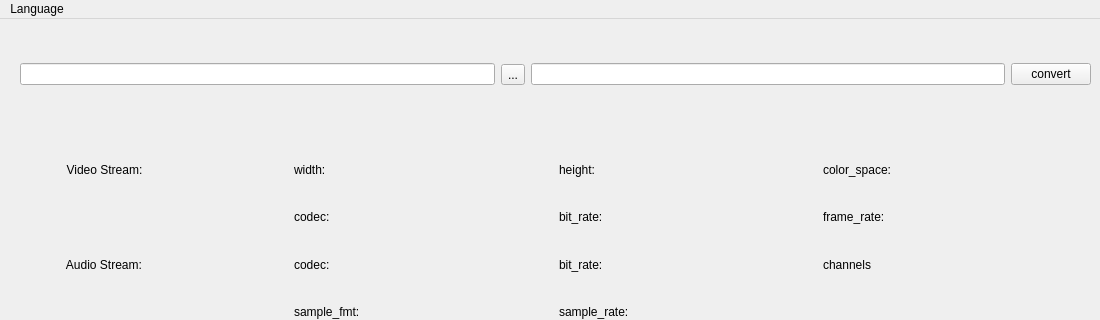
Qt form src/builder/src/open_converter.ui (JackLau1222/OpenConverter) before a commit; both pictures show x 0 to 1100 and y 0 to 320 of the 1100 by 600 pixel window.
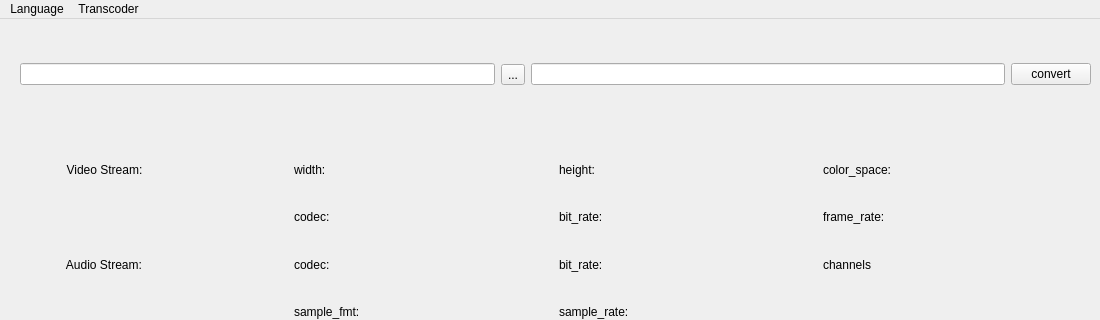
The same form after that commit.

Commit message:
feat: enable the ability to change the transcoder core while the program is running.
modify the default option

update the function name

remove qdebug function

update CMakeList.txt

The edit to the form file:
```diff
--- a/src/builder/src/open_converter.ui
+++ b/src/builder/src/open_converter.ui
@@ -359,7 +359,16 @@
     <addaction name="english"/>
     <addaction name="chinese"/>
    </widget>
+   <widget class="QMenu" name="menuTranscoder">
+    <property name="title">
+     <string>Transcoder</string>
+    </property>
+    <addaction name="FFMPEG"/>
+    <addaction name="FFTOOL"/>
+    <addaction name="BMF"/>
+   </widget>
    <addaction name="menuLanguage"/>
+   <addaction name="menuTranscoder"/>
   </widget>
   <widget class="QStatusBar" name="statusBar"/>
   <action name="english">
```
Left out of the diff: 15 changed lines with no effect on the pictures. The commit also changes 7 other files.
